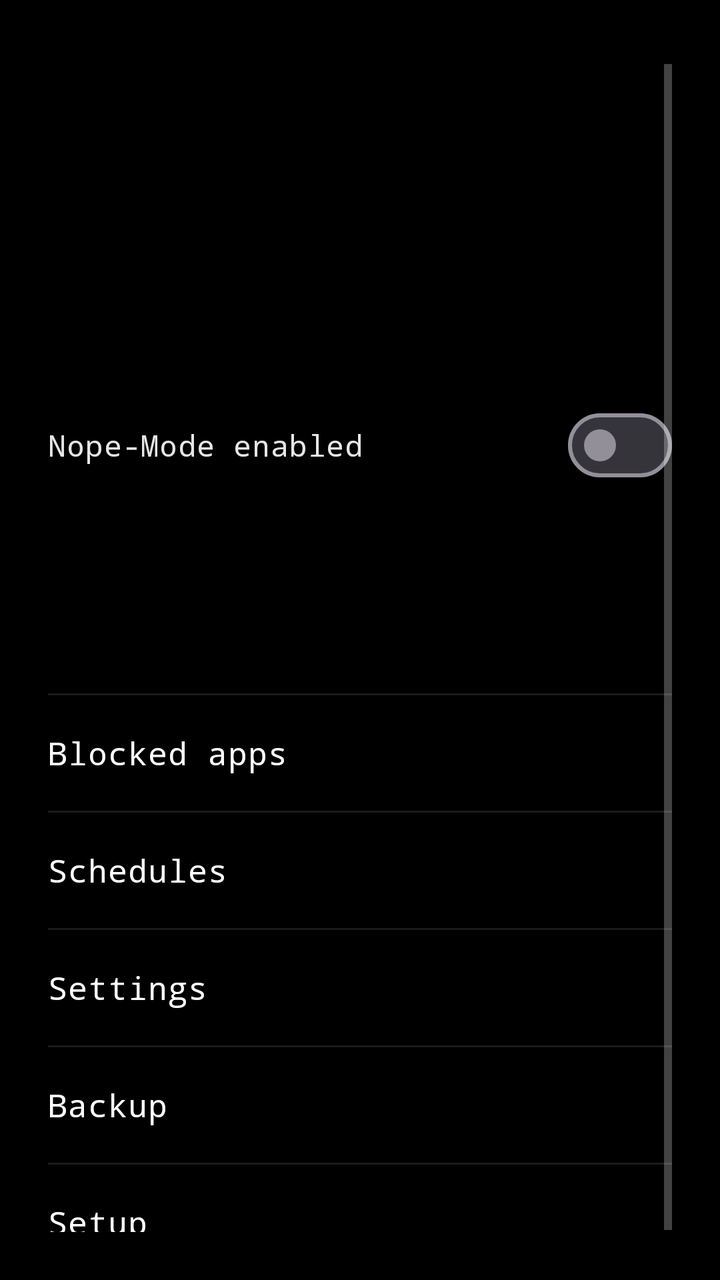
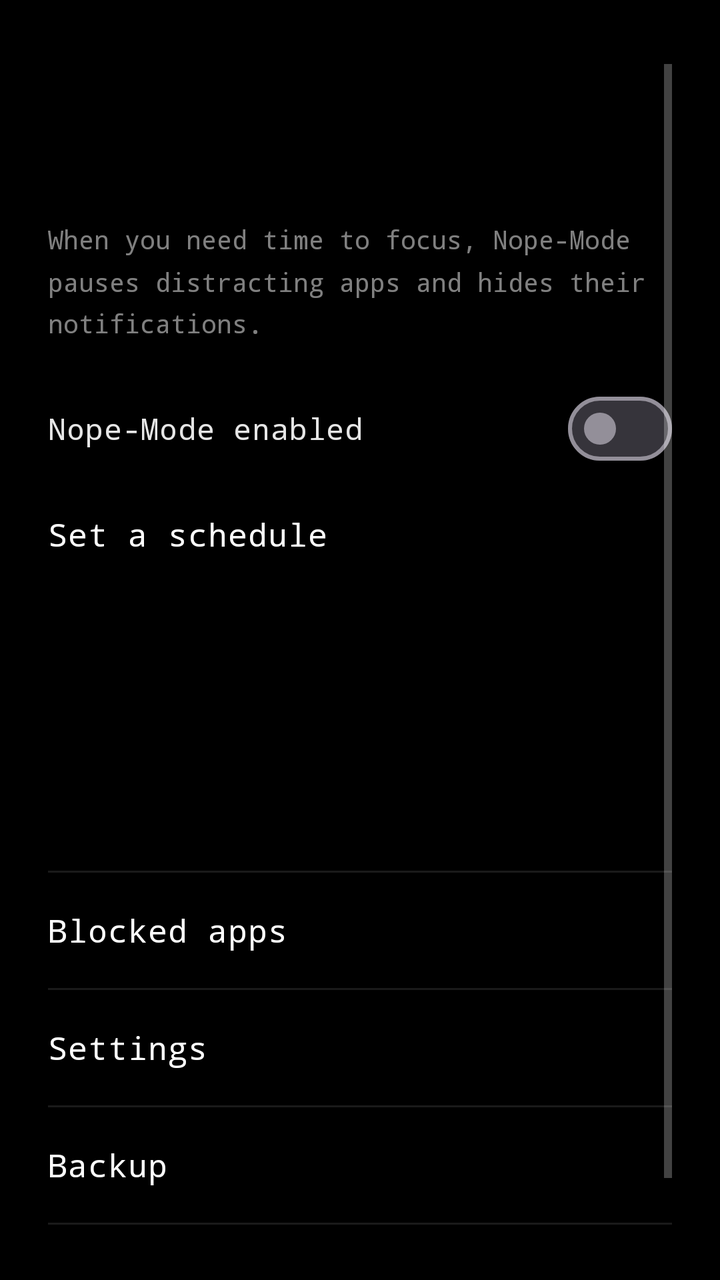

An Android layout rendered at two revisions. The XML below is the earlier revision; the diff shows what the commit changed to produce the second picture.
<!-- AndroidManifest.xml: application theme Theme.NopeMode -->
<!-- res/layout/activity_home.xml -->
<?xml version="1.0" encoding="utf-8"?>
<ScrollView
    xmlns:android="http://schemas.android.com/apk/res/android"
    android:layout_width="match_parent"
    android:layout_height="match_parent"
    android:background="@color/pxx_ink"
    android:paddingStart="24dp"
    android:paddingEnd="24dp"
    android:paddingTop="32dp"
    android:paddingBottom="24dp">

    <LinearLayout
        android:layout_width="match_parent"
        android:layout_height="wrap_content"
        android:orientation="vertical">

        <TextView
            android:id="@+id/stateText"
            style="@style/Text.Display"
            android:layout_width="match_parent"
            android:layout_height="wrap_content" />

        <TextView
            android:id="@+id/blockedCountText"
            style="@style/Text.Muted"
            android:layout_width="match_parent"
            android:layout_height="wrap_content"
            android:layout_marginTop="10dp" />

        <TextView
            android:id="@+id/tierText"
            style="@style/Text.Body"
            android:layout_width="match_parent"
            android:layout_height="wrap_content"
            android:layout_marginTop="20dp" />

        
        <TextView
            android:id="@+id/warningText"
            style="@style/Text.Warn"
            android:layout_width="match_parent"
            android:layout_height="wrap_content"
            android:layout_marginTop="14dp"
            android:visibility="gone" />

        <TextView
            android:id="@+id/provisionText"
            style="@style/Text.Muted"
            android:layout_width="match_parent"
            android:layout_height="wrap_content"
            android:layout_marginTop="16dp"
            android:textIsSelectable="true" />

        
        <com.google.android.material.materialswitch.MaterialSwitch
            android:id="@+id/masterSwitch"
            android:layout_width="match_parent"
            android:layout_height="wrap_content"
            android:layout_marginTop="22dp"
            android:fontFamily="@string/font_body"
            android:text="@string/master_enabled"
            android:textColor="@color/pxx_white_90"
            android:textSize="15sp" />

        
        <Button
            android:id="@+id/breakButton"
            style="@style/Button.Signal"
            android:layout_width="match_parent"
            android:layout_height="wrap_content"
            android:layout_marginTop="24dp"
            android:text="@string/take_a_break" />

        <TextView
            android:id="@+id/breakReasonText"
            style="@style/Text.Muted"
            android:layout_width="match_parent"
            android:layout_height="wrap_content"
            android:layout_marginTop="8dp"
            android:visibility="gone" />

        <View
            android:layout_width="match_parent"
            android:layout_height="1dp"
            android:layout_marginTop="28dp"
            android:background="@color/pxx_white_10" />

        <Button
            android:id="@+id/blockedAppsButton"
            style="@style/Nav.Row"
            android:layout_width="match_parent"
            android:layout_height="wrap_content"
            android:text="@string/blocked_apps_title" />
        <View style="@style/Divider" />

        <Button
            android:id="@+id/schedulesButton"
            style="@style/Nav.Row"
            android:layout_width="match_parent"
            android:layout_height="wrap_content"
            android:text="@string/schedules_title" />
        <View style="@style/Divider" />

        <Button
            android:id="@+id/settingsButton"
            style="@style/Nav.Row"
            android:layout_width="match_parent"
            android:layout_height="wrap_content"
            android:text="@string/settings_title" />
        <View style="@style/Divider" />

        <Button
            android:id="@+id/backupButton"
            style="@style/Nav.Row"
            android:layout_width="match_parent"
            android:layout_height="wrap_content"
            android:text="@string/backup_title" />
        <View style="@style/Divider" />

        <Button
            android:id="@+id/setupButton"
            style="@style/Nav.Row"
            android:layout_width="match_parent"
            android:layout_height="wrap_content"
            android:text="@string/setup_title" />
        <View style="@style/Divider" />

    </LinearLayout>

</ScrollView>
<!-- resources referenced by this layout -->
<resources>
  <color name="pxx_ink">#000000</color>
  <color name="pxx_white_10">#1AFFFFFF</color>
  <color name="pxx_white_90">#E6FFFFFF</color>
  <string name="backup_title">Backup</string>
  <string name="blocked_apps_title">Blocked apps</string>
  <string name="font_body" translatable="false">monospace</string>
  <string name="master_enabled">Nope-Mode enabled</string>
  <string name="schedules_title">Schedules</string>
  <string name="settings_title">Settings</string>
  <string name="setup_title">Setup</string>
  <string name="take_a_break">Take a break</string>
  <style name="Button.Signal" parent="Widget.Material3.Button">
          <item name="android:fontFamily">@string/font_body</item>
          <item name="android:textColor">@color/pxx_ink</item>
          <item name="android:textSize">15sp</item>
          <item name="android:textAllCaps">false</item>
          <item name="backgroundTint">@color/pxx_signal</item>
          <item name="cornerRadius">8dp</item>
      </style>
  <style name="Divider">
          <item name="android:layout_width">match_parent</item>
          <item name="android:layout_height">1dp</item>
          <item name="android:background">@color/pxx_white_10</item>
      </style>
  <style name="Nav.Row" parent="Widget.Material3.Button.TextButton">
          <item name="android:fontFamily">@string/font_body</item>
          <item name="android:textColor">@color/pxx_paper</item>
          <item name="android:textSize">16sp</item>
          <item name="android:textAllCaps">false</item>
          <item name="android:gravity">start|center_vertical</item>
          <item name="android:paddingTop">18dp</item>
          <item name="android:paddingBottom">18dp</item>
          <item name="android:paddingStart">0dp</item>
          <item name="android:paddingEnd">0dp</item>
          <item name="android:insetTop">0dp</item>
          <item name="android:insetBottom">0dp</item>
          <item name="android:minHeight">0dp</item>
          <item name="android:letterSpacing">0.02</item>
          
          <item name="backgroundTint">@android:color/transparent</item>
          <item name="rippleColor">@color/pxx_white_10</item>
      </style>
  <style name="Text.Body">
          <item name="android:fontFamily">@string/font_body</item>
          <item name="android:textColor">@color/pxx_white_90</item>
          <item name="android:textSize">15sp</item>
          <item name="android:lineSpacingMultiplier">1.35</item>
      </style>
  <style name="Text.Display">
          <item name="android:fontFamily">@string/font_display</item>
          <item name="android:textColor">@color/pxx_paper</item>
          <item name="android:textSize">32sp</item>
          <item name="android:letterSpacing">-0.01</item>
      </style>
  <style name="Text.Muted" parent="Text.Body">
          <item name="android:textColor">@color/pxx_white_50</item>
          <item name="android:textSize">13sp</item>
      </style>
  <style name="Text.Warn" parent="Text.Body">
          <item name="android:textColor">@color/pxx_warn</item>
          <item name="android:textSize">13sp</item>
      </style>
  <color name="pxx_signal">#9BE223</color>
  <color name="pxx_paper">#FFFFFF</color>
  <string name="font_display" translatable="false">monospace</string>
  <color name="pxx_white_50">#80FFFFFF</color>
  <color name="pxx_warn">#FDBA74</color>
  <!-- unchanged entries left out for length: 1 -->
</resources>

<!-- the commit's change to res/layout/activity_home.xml (unified diff, before → after) -->
@@ -25,22 +25,54 @@
             style="@style/Text.Muted"
             android:layout_width="match_parent"
             android:layout_height="wrap_content"
-            android:layout_marginTop="10dp" />
+            android:layout_marginTop="8dp" />
+
+        <TextView
+            style="@style/Text.Muted"
+            android:layout_width="match_parent"
+            android:layout_height="wrap_content"
+            android:layout_marginTop="10dp"
+            android:text="@string/home_blurb" />
+
+        
+        <com.google.android.material.materialswitch.MaterialSwitch
+            android:id="@+id/masterSwitch"
+            android:layout_width="match_parent"
+            android:layout_height="wrap_content"
+            android:layout_marginTop="20dp"
+            android:fontFamily="@string/font_body"
+            android:text="@string/master_enabled"
+            android:textColor="@color/pxx_white_90"
+            android:textSize="15sp" />
+
+        <Button
+            android:id="@+id/scheduleButton"
+            style="@style/Nav.Row"
+            android:layout_width="match_parent"
+            android:layout_height="wrap_content"
+            android:text="@string/set_a_schedule" />
+
+        <Button
+            android:id="@+id/turnOnNowButton"
+            style="@style/Button.Signal"
+            android:layout_width="wrap_content"
+            android:layout_height="wrap_content"
+            android:layout_marginTop="6dp"
+            android:text="@string/turn_on_now" />
 
         <TextView
             android:id="@+id/tierText"
-            style="@style/Text.Body"
+            style="@style/Text.Muted"
             android:layout_width="match_parent"
             android:layout_height="wrap_content"
-            android:layout_marginTop="20dp" />
+            android:layout_marginTop="18dp" />
 
-        
         <TextView
             android:id="@+id/warningText"
             style="@style/Text.Warn"
             android:layout_width="match_parent"
             android:layout_height="wrap_content"
-            android:layout_marginTop="14dp"
+            android:layout_marginTop="10dp"
             android:visibility="gone" />
 
         <TextView
@@ -48,41 +80,13 @@
             style="@style/Text.Muted"
             android:layout_width="match_parent"
             android:layout_height="wrap_content"
-            android:layout_marginTop="16dp"
+            android:layout_marginTop="10dp"
             android:textIsSelectable="true" />
-
-        
-        <com.google.android.material.materialswitch.MaterialSwitch
-            android:id="@+id/masterSwitch"
-            android:layout_width="match_parent"
-            android:layout_height="wrap_content"
-            android:layout_marginTop="22dp"
-            android:fontFamily="@string/font_body"
-            android:text="@string/master_enabled"
-            android:textColor="@color/pxx_white_90"
-            android:textSize="15sp" />
-
-        
-        <Button
-            android:id="@+id/breakButton"
-            style="@style/Button.Signal"
-            android:layout_width="match_parent"
-            android:layout_height="wrap_content"
-            android:layout_marginTop="24dp"
-            android:text="@string/take_a_break" />
-
-        <TextView
-            android:id="@+id/breakReasonText"
-            style="@style/Text.Muted"
-            android:layout_width="match_parent"
-            android:layout_height="wrap_content"
-            android:layout_marginTop="8dp"
-            android:visibility="gone" />
 
         <View
             android:layout_width="match_parent"
             android:layout_height="1dp"
-            android:layout_marginTop="28dp"
+            android:layout_marginTop="22dp"
             android:background="@color/pxx_white_10" />
 
         <Button
@@ -91,14 +95,6 @@
             android:layout_width="match_parent"
             android:layout_height="wrap_content"
             android:text="@string/blocked_apps_title" />
-        <View style="@style/Divider" />
-
-        <Button
-            android:id="@+id/schedulesButton"
-            style="@style/Nav.Row"
-            android:layout_width="match_parent"
-            android:layout_height="wrap_content"
-            android:text="@string/schedules_title" />
         <View style="@style/Divider" />
 
         <Button
<!-- resource entries referenced after the edit -->
@@ -6,11 +6,12 @@
   <string name="backup_title">Backup</string>
   <string name="blocked_apps_title">Blocked apps</string>
   <string name="font_body" translatable="false">monospace</string>
+  <string name="home_blurb">When you need time to focus, Nope-Mode pauses distracting apps and hides their notifications.</string>
   <string name="master_enabled">Nope-Mode enabled</string>
-  <string name="schedules_title">Schedules</string>
+  <string name="set_a_schedule">Set a schedule</string>
   <string name="settings_title">Settings</string>
   <string name="setup_title">Setup</string>
-  <string name="take_a_break">Take a break</string>
+  <string name="turn_on_now">Turn on now</string>
   <style name="Button.Signal" parent="Widget.Material3.Button">
           <item name="android:fontFamily">@string/font_body</item>
           <item name="android:textColor">@color/pxx_ink</item>
